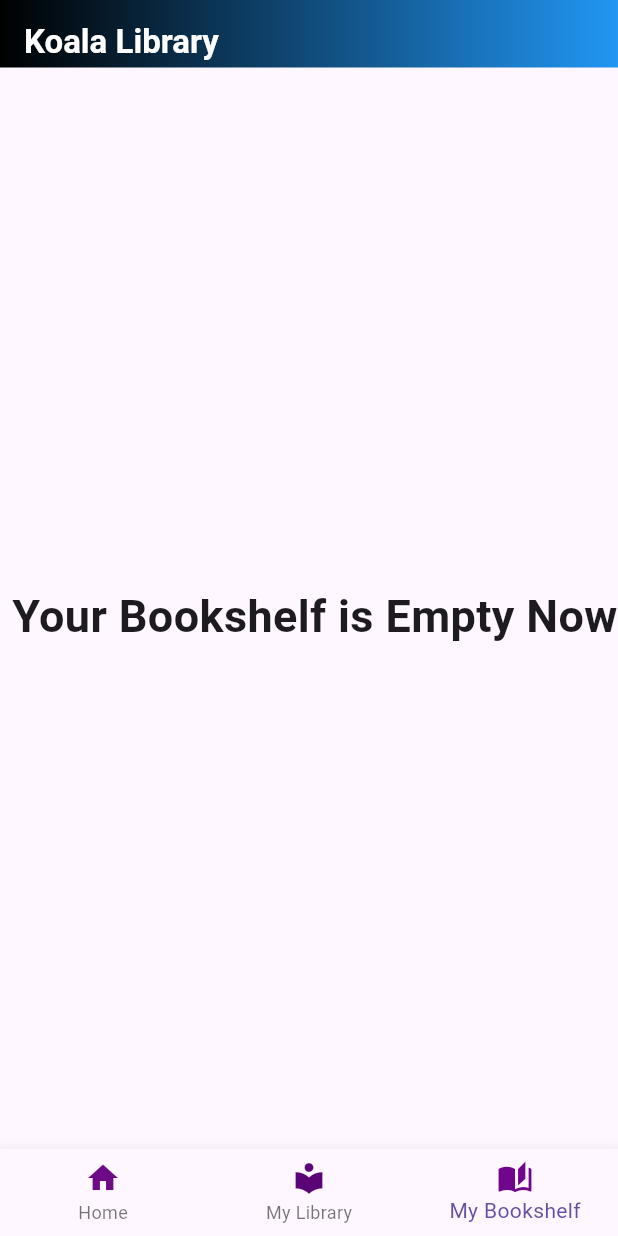
After one commit to Robletodev/app-de-cuentos, a Flutter app: the screen it shows after launch, item 3 of the bottom bar chosen, on a phone screen of 412 x 824 dp. The commit adds this screen. Run offline on Flutter 3.47's test engine with Material 3 defaults, Android fonts, the phone set to English and light mode, and no system bars.

Commit message:
creando la pantalla de estanteria para los libros, con un feacture nuevo llamdo BookShelf el cual es importado a al archivo main, posee solo una GridView secillo que de meomento esta cargando los libros de manera manual hasta que conectemos al servidor

```diff
--- /dev/null
+++ b/lib/Bookshelf/book_shelf.dart
@@ -0,0 +1,77 @@
+//archivo de estante para guardar los libros favoritos
+
+import 'package:flutter/material.dart';
+import 'package:kola_library_app/models/book.dart';
+
+class Bookshaelf extends StatelessWidget {
+  Bookshaelf({super.key});
+
+  //para esta debemos tener una lista de lisbros la cual vamos a importar para usar mas facilmente
+  // desde la carpeta de models anteriormente creado
+  final List<Book> _book = [
+    /**  Book(
+      1,
+      'El Principito',
+      'Antoine de Saint-Exupéry',
+      'El principito es un texto escrito en el año de 1943 por el escritor frances Antoine de Saint-Exupéry, que relata la historia ficticia de un aviador y un niño que proviene de otro planeta; el cual podemos ver representa una realidad infantil con increíble creatividad en él y optimismo frente a la realidad que enfrenta.',
+      "assets/img/prince.jpg",
+    ),
+    Book(
+      2,
+      'La Tortuga y la Liebre',
+      'Eric Carle',
+      'Érase una vez una tortuga y un conejo que discutían sobre quién era más rápido. Pronto terminó la carrera, erigiéndose como el campeón indiscutible. El conejo despertó y se dio cuenta de que había perdido la carrera. La moraleja de la historia es que despacio y con constancia se gana la carrera',
+      'assets/img/tyl.jpg',
+    ),
+      Book(
+      2,
+      'JacK y las abichuelas magicas',
+      'Fernando Flein',
+      'Jack se embarcara en la mas grande de sus aventuras y descubrira un mundo magico llenos de peligros y valiosos tesoros junto a sus amigos se volvera una leyenda cazando gigantes y conquistando el corazon de la princesa de su reino',
+      'assets/img/jack.png',
+    ), */
+  ];
+
+  @override
+  Widget build(BuildContext context) {
+    if (_book.isEmpty) {
+      return Center(
+        child: Text(" Your Bookshelf is Empty Now",
+        style: TextStyle(
+          fontWeight: FontWeight.bold,
+          fontSize: 30),
+          ),
+        );
+    }
+    return Container(
+      margin: EdgeInsets.all(16),
+      child: GridView.builder(
+        gridDelegate: SliverGridDelegateWithFixedCrossAxisCount(
+          crossAxisCount: 2,
+          crossAxisSpacing: 10,
+          mainAxisSpacing: 10,
+          childAspectRatio: 0.7,
+        ),
+        itemCount: _book.length,
+        itemBuilder: (context, index) {
+          return BookCoverImageItem(_book[index]);
+        },
+      ),
+    );
+  }
+}
+
+
+
+class BookCoverImageItem extends StatelessWidget {
+  final Book _book;
+  const BookCoverImageItem(this._book, {super.key});
+
+  @override
+  Widget build(BuildContext context) {
+    return InkWell(
+      onTap: () {},
+      child: Ink.image(fit: BoxFit.cover, image: AssetImage(_book.coverUrl)),
+    );
+  }
+}
--- a/lib/main.dart
+++ b/lib/main.dart
@@ -1,4 +1,5 @@
 import 'package:flutter/material.dart';
+import 'package:kola_library_app/Bookshelf/book_shelf.dart';
 import 'package:kola_library_app/categorias/categories_screen.dart';
 import 'package:kola_library_app/pages/home_page.dart';
 
@@ -35,6 +36,7 @@ class _BottonNavigationWidgetState extends State<BottonNavigationWidget> {
   static final List<Widget> _sections = [
     HomePage(),
     BookCategoriesgried(),
+    Bookshaelf(),
   ];
 
   @override
@@ -58,12 +60,12 @@ class _BottonNavigationWidgetState extends State<BottonNavigationWidget> {
       // esta seria la clase con estado que nos hara pasar a otra pantalla
       bottomNavigationBar: BottomNavigationBar(
         items: [
-          BottomNavigationBarItem(icon: Icon(Icons.home, color: const Color.fromARGB(255, 114, 15, 8),), label: 'Home'),
+          BottomNavigationBarItem(icon: Icon(Icons.home, color: const Color.fromARGB(255, 110, 10, 135),), label: 'Home'),
           BottomNavigationBarItem(
-            icon: Icon(Icons.local_library,color: const Color.fromARGB(255, 120, 12, 4)),
+            icon: Icon(Icons.local_library,color: const Color.fromARGB(255, 91, 4, 120)),
             label: 'My Library',
           ),
-          //BottomNavigationBarItem(icon: Icon(Icons.share), label: 'Share'),
+          BottomNavigationBarItem(icon: Icon(Icons.auto_stories, color: const Color.fromARGB(255, 112, 6, 141),), label: 'My Bookshelf'),
         ],
         // integremos la variable de manejador de estado
         currentIndex: _seletedIndex,
--- a/lib/models/book.dart
+++ b/lib/models/book.dart
@@ -1,5 +1,5 @@
-///-- crean el modelo de la clase libro
-// ignore_for_file: dangling_library_doc_comments
+// crean el modelo de la clase libro
+
 
 class Book {
   final int id;
```
